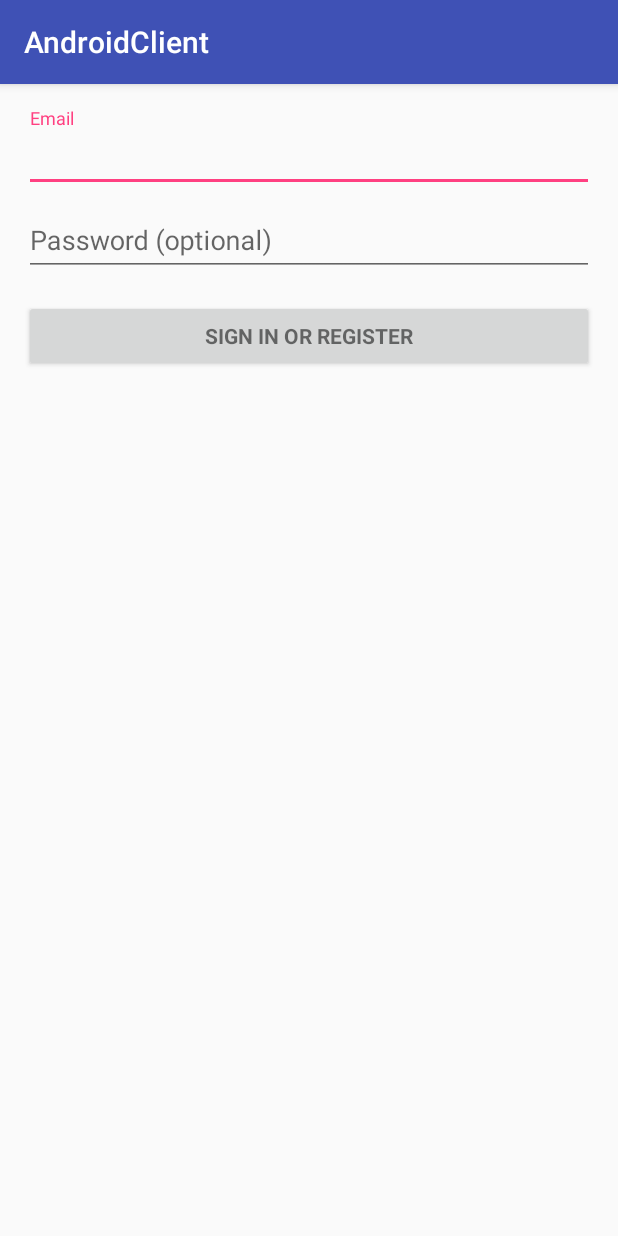
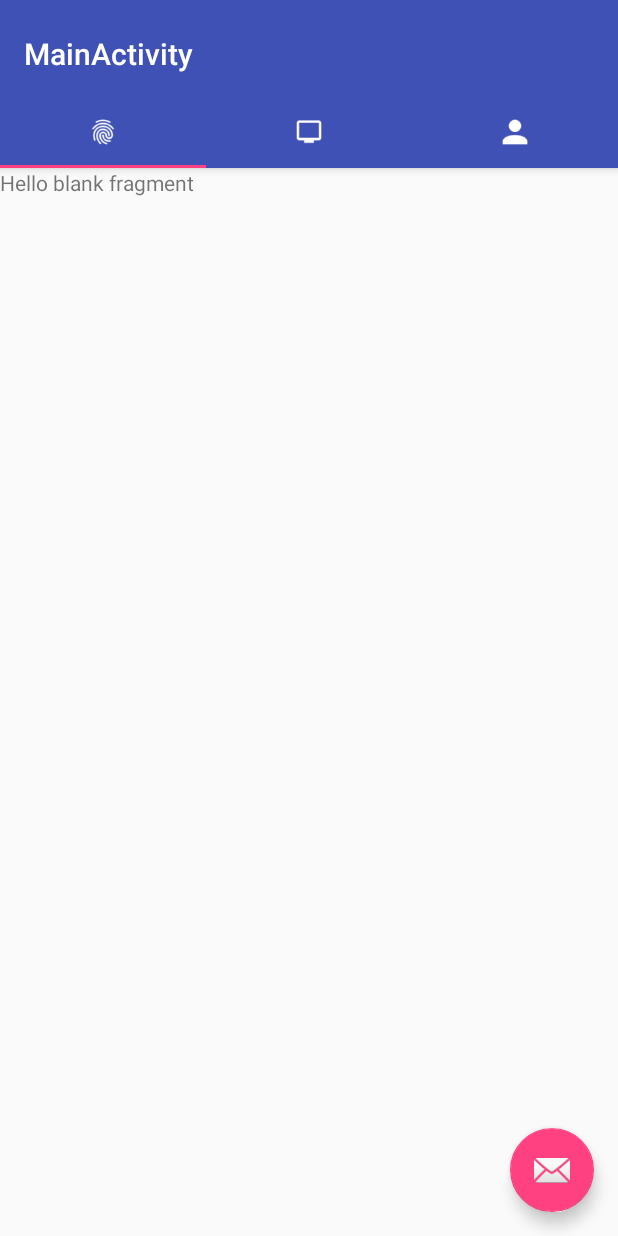
Before and after one commit to ChrisWhitehill/Team-SwagOverflow, an Android app: the screen it shows after launch (LoginActivity before the commit, MainActivity after it), on a phone screen of 412 x 824 dp. Run offline under Robolectric (Android 15) with nearby library versions, the phone set to English and light mode, and no system bars.

Commit message:
added main views

```diff
--- /dev/null
+++ b/android/AndroidClient/app/src/main/java/com/swagoverflow/androidclient/adapters/MainViewPager.java
@@ -0,0 +1,45 @@
+package com.swagoverflow.androidclient.adapters;
+
+import android.support.v4.app.Fragment;
+import android.support.v4.app.FragmentManager;
+import android.support.v4.app.FragmentPagerAdapter;
+
+import com.swagoverflow.androidclient.fragments.EventsFragment;
+import com.swagoverflow.androidclient.fragments.PreferencesFragment;
+import com.swagoverflow.androidclient.fragments.SettingsFragment;
+
+public class MainViewPager extends FragmentPagerAdapter {
+    public MainViewPager(FragmentManager fm) {
+        super(fm);
+    }
+
+    @Override
+    public Fragment getItem(int position) {
+        Fragment fragment;
+
+        switch (position) {
+            case 0:
+                fragment = new PreferencesFragment();
+                break;
+            case 1:
+                fragment = new EventsFragment();
+                break;
+            default:
+                fragment = new SettingsFragment();
+                break;
+        }
+
+        return fragment;
+    }
+
+    @Override
+    public int getCount() {
+        // Show 3 total pages.
+        return 3;
+    }
+
+    @Override
+    public CharSequence getPageTitle(int position) {
+        return "";
+    }
+}
--- /dev/null
+++ b/android/AndroidClient/app/src/main/java/com/swagoverflow/androidclient/fragments/EventsFragment.java
@@ -0,0 +1,28 @@
+package com.swagoverflow.androidclient.fragments;
+
+
+import android.os.Bundle;
+import android.support.v4.app.Fragment;
+import android.view.LayoutInflater;
+import android.view.View;
+import android.view.ViewGroup;
+
+import com.swagoverflow.androidclient.R;
+
+public class EventsFragment extends Fragment {
+
+
+    public EventsFragment() {
+        // Required empty public constructor
+    }
+
+
+    @Override
+    public View onCreateView(LayoutInflater inflater, ViewGroup container,
+                             Bundle savedInstanceState) {
+        // Inflate the layout for this fragment
+        return inflater.inflate(R.layout.fragment_events, container, false);
+    }
+
+
+}
--- /dev/null
+++ b/android/AndroidClient/app/src/main/java/com/swagoverflow/androidclient/fragments/PreferencesFragment.java
@@ -0,0 +1,26 @@
+package com.swagoverflow.androidclient.fragments;
+
+import android.os.Bundle;
+import android.support.v4.app.Fragment;
+import android.view.LayoutInflater;
+import android.view.View;
+import android.view.ViewGroup;
+
+import com.swagoverflow.androidclient.R;
+
+public class PreferencesFragment extends Fragment {
+
+
+    public PreferencesFragment() {
+        // Required empty public constructor
+    }
+
+    @Override
+    public View onCreateView(LayoutInflater inflater, ViewGroup container,
+                             Bundle savedInstanceState) {
+        // Inflate the layout for this fragment
+        return inflater.inflate(R.layout.fragment_preferences, container, false);
+    }
+
+
+}
--- /dev/null
+++ b/android/AndroidClient/app/src/main/res/layout/fragment_preferences.xml
@@ -0,0 +1,10 @@
+<FrameLayout xmlns:android="http://schemas.android.com/apk/res/android"
+    xmlns:tools="http://schemas.android.com/tools" android:layout_width="match_parent"
+    android:layout_height="match_parent"
+    tools:context="com.swagoverflow.androidclient.fragments.PreferencesFragment">
+
+    <!-- TODO: Update blank fragment layout -->
+    <TextView android:layout_width="match_parent" android:layout_height="match_parent"
+        android:text="@string/hello_blank_fragment" />
+
+</FrameLayout>
--- a/android/AndroidClient/app/src/main/res/menu/menu_main.xml
+++ b/android/AndroidClient/app/src/main/res/menu/menu_main.xml
@@ -2,6 +2,5 @@
     xmlns:app="http://schemas.android.com/apk/res-auto"
     xmlns:tools="http://schemas.android.com/tools"
     tools:context="com.swagoverflow.androidclient.MainActivity">
-    <item android:id="@+id/action_settings" android:title="@string/action_settings"
-        android:orderInCategory="100" app:showAsAction="never" />
+
 </menu>
--- a/android/AndroidClient/app/src/main/res/values/strings.xml
+++ b/android/AndroidClient/app/src/main/res/values/strings.xml
@@ -16,4 +16,7 @@
     <string name="title_activity_main">MainActivity</string>
     <string name="action_settings">Settings</string>
     <string name="section_format">Hello World from section: %1$d</string>
+
+<!-- TODO: Remove or change this placeholder text -->
+    <string name="hello_blank_fragment">Hello blank fragment</string>
 </resources>
```
Also changed, not shown: android/AndroidClient/app/src/main/AndroidManifest.xml (+5 -5 lines), android/AndroidClient/app/src/main/java/com/swagoverflow/androidclient/MainActivity.java (+6 -88 lines), android/AndroidClient/app/src/main/java/com/swagoverflow/androidclient/fragments/SettingsFragment.java (added, +27 -0 lines), android/AndroidClient/app/src/main/res/layout/fragment_events.xml (added, +10 -0 lines), android/AndroidClient/app/src/main/res/layout/fragment_main.xml (deleted, +0 -12 lines), android/AndroidClient/app/src/main/res/layout/fragment_settings.xml (added, +10 -0 lines), android/AndroidClient/app/src/main/res/drawable-hdpi/ic_action_account.png (added), android/AndroidClient/app/src/main/res/drawable-hdpi/ic_action_delete.png (added), android/AndroidClient/app/src/main/res/drawable-hdpi/ic_action_fingerprint.png (added), android/AndroidClient/app/src/main/res/drawable-hdpi/ic_action_television.png (added), 1 other file.
